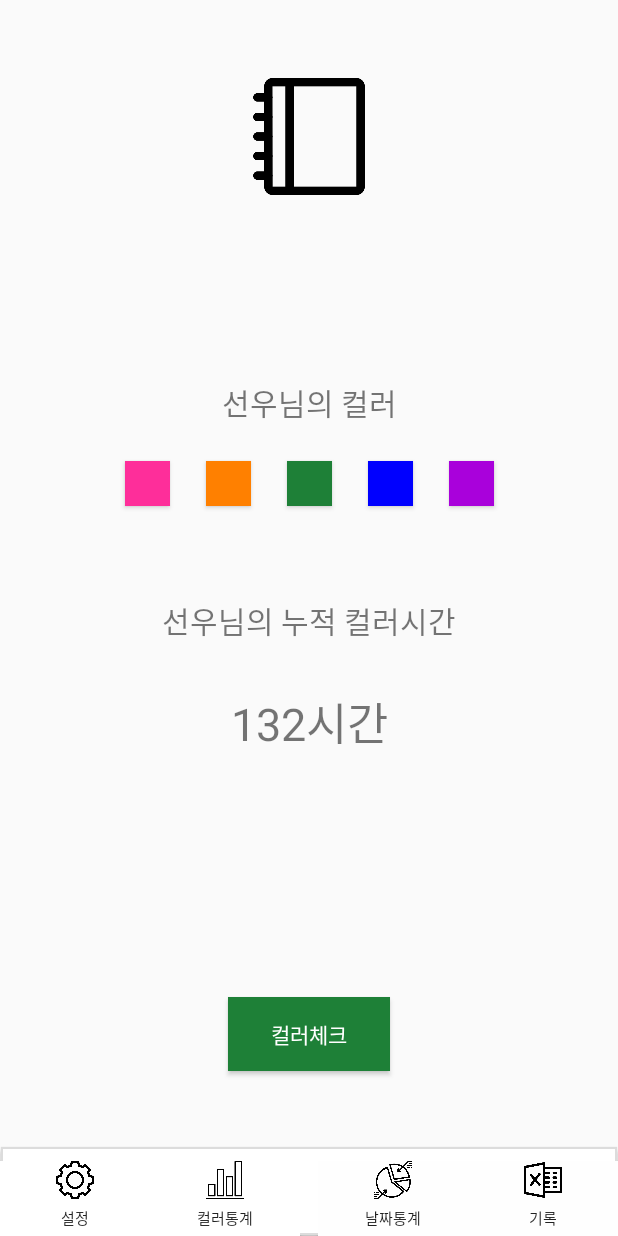
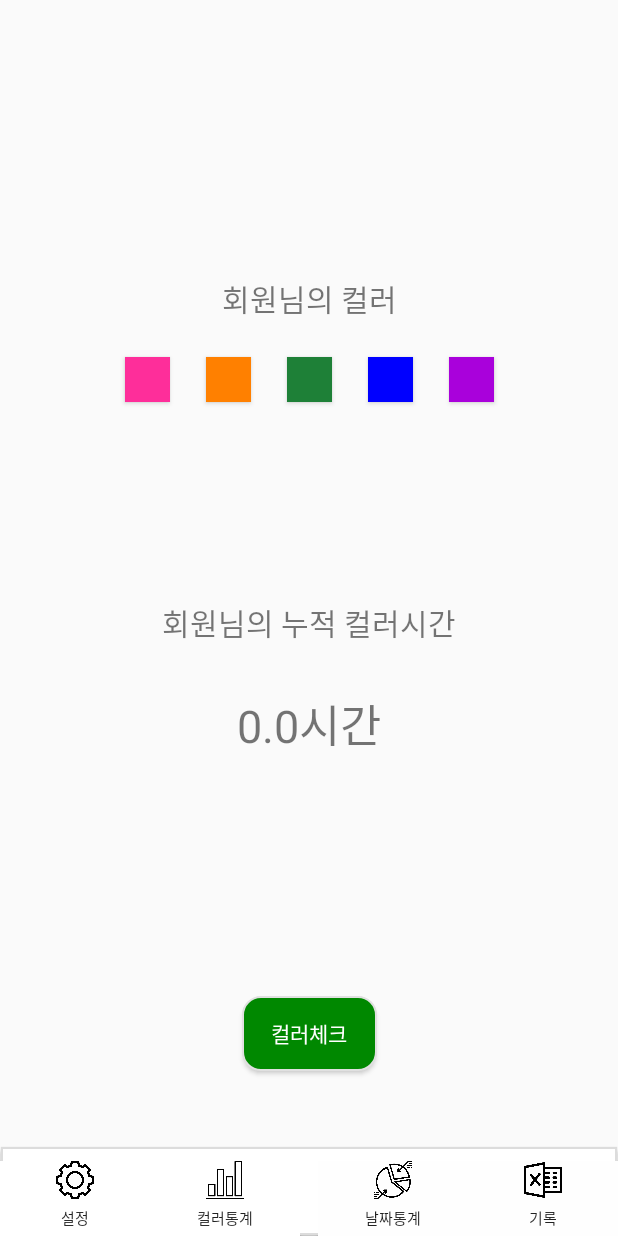
Before and after one commit to HanSeonWoo-zz/ColorCheck, an Android app: the screen it shows after launch (Main), on a phone screen of 412 x 824 dp. Run offline under Robolectric (Android 15) with nearby library versions, the light colour scheme and no system bars.

Commit message:
Main에서 닉네임 불러오기 / 시간 불러오기 적용

```diff
--- a/app/src/main/java/com/SeonWoo/ColorCheck/Main.java
+++ b/app/src/main/java/com/SeonWoo/ColorCheck/Main.java
@@ -12,6 +12,7 @@ import android.os.Environment;
 import android.util.Log;
 import android.view.View;
 import android.widget.Button;
+import android.widget.TextView;
 
 import androidx.annotation.Nullable;
 import androidx.appcompat.app.AppCompatActivity;
@@ -32,30 +33,18 @@ public class Main extends AppCompatActivity {
     public static final int REQUEST_CODE_HISTORY = 103;
     SharedPreferences pref;
 
-//    Spinner spinner;
-//    LineChart linechart;
-//    PieChart piechart;
-
     int PINK = 0XFFFE2E9A;
     int ORANGE = 0XFFFF8000;
     int GREEN = 0XFF1E8037;
     int BLUE = 0XFF0000FF;
     int PURPLE = 0XFFA901DB;
 
-//    EditText PickedDate;
+    TextView userColorTitle;
+    TextView userTimeTitle;
+    TextView userTime;
 
-//    Calendar myCalendar = Calendar.getInstance();
-//    DatePickerDialog.OnDateSetListener myDatePicker;
+    ArrayList<Color> mData;
 
-
-//    @Override
-//    protected void onPause() {
-//        super.onPause();
-//        //Pause 시 유저가 선택한 날짜 저장 -> 다시 실행 시 바로 보여주기.
-//        SharedPreferences.Editor editor = pref.edit();
-//        editor.putString("PickedDate", PickedDate.getText().toString());
-//        editor.commit();
-//    }
 
     @Override
     protected void onResume() {
@@ -63,6 +52,28 @@ public class Main extends AppCompatActivity {
         // 데이터 업데이트
 //        SetLineChart();
 //        SetPieChart();
+
+        // 컬러체크한 총 시간 구하기
+        mData=getGsonPref();
+        double time=0;
+        for(int i = 0 ; i < mData.size() ; i ++){
+            time += Double.parseDouble(mData.get(i).getPink());
+            time += Double.parseDouble(mData.get(i).getOrange());
+            time += Double.parseDouble(mData.get(i).getGreen());
+            time += Double.parseDouble(mData.get(i).getBlue());
+            time += Double.parseDouble(mData.get(i).getPurple());
+        }
+        userTime.setText(time+"시간");
+
+        String nickname = pref.getString("Nickname","");
+        if(nickname.contentEquals("")){
+            nickname="회원";
+        }
+        // 닉네임 + 님의 컬러
+        userColorTitle.setText(nickname+"님의 컬러");
+
+        // 닉네임 + 님의 누적 컬러시간
+        userTimeTitle.setText(nickname+"님의 누적 컬러시간");
     }
 
     @Override
@@ -71,6 +82,10 @@ public class Main extends AppCompatActivity {
         setContentView(R.layout.activity_main);
 
         pref = getSharedPreferences("1", MODE_PRIVATE);
+        userColorTitle=findViewById(R.id.main_tv_ColorTitle);
+        userTimeTitle=findViewById(R.id.main_tv_TimeTitle);
+        userTime=findViewById(R.id.main_tv_Time);
+
 
 
         // 6.0 마쉬멜로우 이상일 경우에는 권한 체크 후 권한 요청
--- a/app/src/main/java/com/SeonWoo/ColorCheck/SettingNickname.java
+++ b/app/src/main/java/com/SeonWoo/ColorCheck/SettingNickname.java
@@ -5,6 +5,7 @@ import android.os.Bundle;
 import android.view.View;
 import android.widget.Button;
 import android.widget.EditText;
+import android.widget.Toast;
 
 import androidx.appcompat.app.AppCompatActivity;
 
@@ -31,6 +32,7 @@ public class SettingNickname extends AppCompatActivity {
                 SharedPreferences.Editor editor = pref.edit();
                 editor.putString("Nickname",et.getText().toString());
                 editor.commit();
+                Toast.makeText(getApplicationContext(), "닉네임 설정 완료", Toast.LENGTH_SHORT).show();
                 finish();
             }
         });
--- /dev/null
+++ b/app/src/main/res/drawable/notebook_custom.xml
@@ -0,0 +1,8 @@
+<?xml version="1.0" encoding="utf-8"?>
+<layer-list xmlns:android="http://schemas.android.com/apk/res/android" >
+    <item
+        android:drawable="@drawable/notebook"
+        android:width="25dp"
+        android:height="25dp"
+        />
+</layer-list >
--- /dev/null
+++ b/app/src/main/res/drawable/roundline.xml
@@ -0,0 +1,14 @@
+<?xml version="1.0" encoding="utf-8"?>
+<shape xmlns:android="http://schemas.android.com/apk/res/android"
+    android:padding="10dp"
+    android:shape="rectangle" >
+    <solid android:color="#008800" />
+    <corners
+        android:bottomLeftRadius="12dp"
+        android:bottomRightRadius="12dp"
+        android:topLeftRadius="12dp"
+        android:topRightRadius="12dp" />
+    <stroke
+        android:width="1dp"
+        android:color="#E0E0E0" />
+</shape>
--- a/app/src/main/res/layout/activity_main.xml
+++ b/app/src/main/res/layout/activity_main.xml
@@ -32,10 +32,10 @@
 
     <Button
         android:id="@+id/Main_bt_camera"
-        android:layout_width="108dp"
-        android:layout_height="49dp"
+        android:layout_width="90dp"
+        android:layout_height="50dp"
         android:layout_marginBottom="50dp"
-        android:background="@color/colorgreen"
+        android:background="@drawable/roundline"
         android:text="컬러체크"
         android:textColor="#FFFFFF"
         app:layout_constraintBottom_toTopOf="@+id/button8"
@@ -55,7 +55,7 @@
         app:layout_constraintTop_toBottomOf="@+id/Main_tv_Title" />
 
     <TextView
-        android:id="@+id/textView12"
+        android:id="@+id/main_tv_TimeTitle"
         android:layout_width="wrap_content"
         android:layout_height="wrap_content"
         android:text="선우님의 누적 컬러시간"
@@ -64,7 +64,7 @@
         app:layout_constraintEnd_toEndOf="parent"
         app:layout_constraintStart_toStartOf="parent"
         app:layout_constraintTop_toBottomOf="@+id/main_green"
-        app:layout_constraintVertical_bias="0.207" />
+        app:layout_constraintVertical_bias="0.361" />
 
     <Button
         android:id="@+id/main_pink"
@@ -92,9 +92,9 @@
         android:layout_height="30dp"
         android:layout_marginTop="24dp"
         android:background="@color/colorgreen"
-        app:layout_constraintEnd_toEndOf="@+id/main_tv_color"
-        app:layout_constraintStart_toStartOf="@+id/main_tv_color"
-        app:layout_constraintTop_toBottomOf="@+id/main_tv_color" />
+        app:layout_constraintEnd_toEndOf="@+id/main_tv_ColorTitle"
+        app:layout_constraintStart_toStartOf="@+id/main_tv_ColorTitle"
+        app:layout_constraintTop_toBottomOf="@+id/main_tv_ColorTitle" />
 
     <Button
         android:id="@+id/main_blue"
@@ -115,19 +115,19 @@
         app:layout_constraintTop_toTopOf="@+id/main_green" />
 
     <TextView
-        android:id="@+id/textView13"
+        android:id="@+id/main_tv_Time"
         android:layout_width="wrap_content"
         android:layout_height="wrap_content"
         android:text="132시간"
         android:textSize="30dp"
         android:layout_marginTop="30dp"
-        app:layout_constraintEnd_toEndOf="@+id/textView12"
-        app:layout_constraintStart_toStartOf="@+id/textView12"
-        app:layout_constraintTop_toBottomOf="@+id/textView12" />
+        app:layout_constraintEnd_toEndOf="@+id/main_tv_TimeTitle"
+        app:layout_constraintStart_toStartOf="@+id/main_tv_TimeTitle"
+        app:layout_constraintTop_toBottomOf="@+id/main_tv_TimeTitle" />
 
 
     <TextView
-        android:id="@+id/main_tv_color"
+        android:id="@+id/main_tv_ColorTitle"
         android:layout_width="wrap_content"
         android:layout_height="wrap_content"
         android:text="선우님의 컬러"
@@ -136,7 +136,7 @@
         app:layout_constraintEnd_toEndOf="parent"
         app:layout_constraintStart_toStartOf="parent"
         app:layout_constraintTop_toBottomOf="@+id/Main_tv_Title"
-        app:layout_constraintVertical_bias="0.337" />
+        app:layout_constraintVertical_bias="0.217" />
 
     <Button
         android:id="@+id/main_bt_setting"
@@ -195,11 +195,12 @@
         android:layout_width="81dp"
         android:layout_height="78dp"
         android:layout_marginTop="30dp"
-        app:layout_constraintBottom_toTopOf="@+id/main_tv_color"
+        app:layout_constraintBottom_toTopOf="@+id/main_tv_ColorTitle"
         app:layout_constraintEnd_toEndOf="parent"
         app:layout_constraintStart_toStartOf="parent"
         app:layout_constraintTop_toTopOf="parent"
         app:layout_constraintVertical_bias="0.152"
+        android:visibility="invisible"
         app:srcCompat="@drawable/notebook" />
 
 
```
